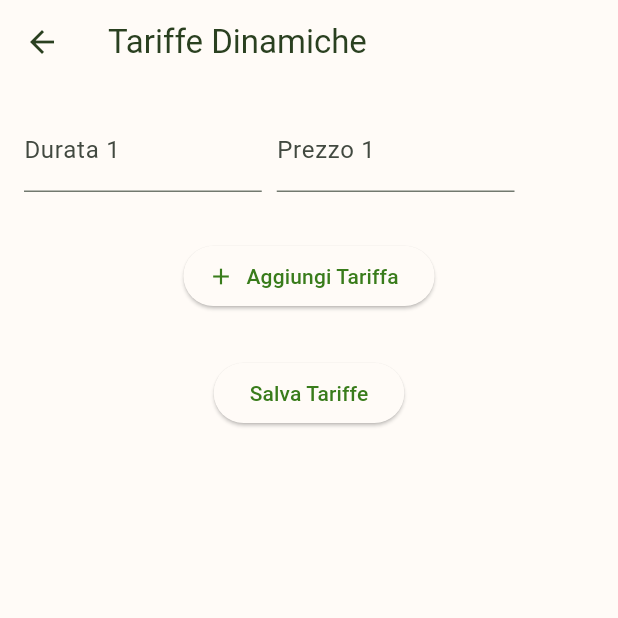
After one commit to denniseccher/tva, a Flutter app: the AddPricePage screen opened directly, on a phone screen of 412 x 824 dp, the top half of it. The commit adds this screen. Run offline on Flutter 3.47's test engine with Material 3 defaults, Android fonts, the phone set to English and light mode, and no system bars; drawn by our look-alikes of flutter_form_builder; our stand-ins replace bloc, cloud_firestore, equatable, file_picker, firebase_auth, firebase_core and 7 more; missing offline and left inert: duration_picker, excel, flutter_email_sender, gradient_icon, loomeive, sign_button; accounts and stored records are empty; network calls fail.

```diff
--- a/lib/api/classes/api.shift.class.dart
+++ b/lib/api/classes/api.shift.class.dart
@@ -1,17 +1,18 @@
 import 'package:json_annotation/json_annotation.dart';
+import 'package:miss_minutes/classes/option.class.dart';
 
 part 'api.shift.class.g.dart';
 
 @JsonSerializable()
 class ApiShift{
   final String id;
-  final String name;
+  final Option? option;
   final DateTime dtStart;
   final DateTime dtEnd;
   final double earning;
   final String? uid;
 
-  ApiShift(this.id, {required this.name, required this.dtStart, required this.dtEnd, required this.earning, required this.uid});
+  ApiShift(this.id, {required this.option, required this.dtStart, required this.dtEnd, required this.earning, required this.uid});
 
   factory ApiShift.fromJson(Map<String, dynamic> json) => _$ApiShiftFromJson(json);
   Map<String, dynamic> toJson() => _$ApiShiftToJson(this);
--- a/lib/api/services/api.shift.service.dart
+++ b/lib/api/services/api.shift.service.dart
@@ -25,6 +25,7 @@ class ApiShiftService{
   }
 
   void addShift(Shift newShift) {
+    print("Ok qui ho: ${newShift.toJson()}");
     _apiCollectionsUtility.shiftsRef.add(newShift.toJson());
   }
 
--- /dev/null
+++ b/lib/ui/add_price/add_price.page.dart
@@ -0,0 +1,186 @@
+import 'package:flutter/material.dart';
+import 'package:flutter_form_builder/flutter_form_builder.dart';
+import 'package:form_builder_validators/form_builder_validators.dart';
+import 'package:miss_minutes/ui/fields/durationpicker.field.dart';
+
+class AddPricePage extends StatefulWidget{
+  AddPricePage({super.key});
+
+  @override
+  State<AddPricePage> createState() => _AddPricePageState();
+}
+
+class _AddPricePageState extends State<AddPricePage> {
+  final _formKey = GlobalKey<FormBuilderState>();
+
+  // Lista per tenere traccia delle chiavi univoche delle righe presenti nel form.
+  // Usiamo timestamp o ID univoci per evitare problemi con gli indici quando si rimuovono elementi.
+  // Inizializziamo con una riga.
+  List<int> _tariffKeys = [DateTime.now().millisecondsSinceEpoch];
+
+  // Funzione per costruire una singola riga del form
+  Widget _buildTariffRow(int key, int index) {
+    return Padding(
+      padding: const EdgeInsets.only(bottom: 12.0),
+      child: Row(
+        crossAxisAlignment: CrossAxisAlignment.start, // Allinea i campi se l'errore li espande
+        children: [
+          Expanded(
+            flex: 2, // Più spazio per la durata
+            child: FormBuilderTextField(
+              // Nome univoco basato sulla chiave e sul tipo di campo
+              name: 'durata_$key',
+              decoration: InputDecoration(
+                labelText: 'Durata ${index + 1}', // Label user-friendly
+                hintText: 'Es. 30 (giorni)',
+              ),
+              keyboardType: TextInputType.number,
+              // Validazione: campo obbligatorio e numerico
+              validator: FormBuilderValidators.compose([
+                FormBuilderValidators.required(errorText: 'Obbligatorio'),
+                FormBuilderValidators.numeric(errorText: 'Inserire un numero'),
+                FormBuilderValidators.min(1, errorText: 'Deve essere > 0'),
+              ]),
+            ),
+          ),
+          const SizedBox(width: 10),
+          Expanded(
+            flex: 2, // Più spazio per il prezzo
+            child: FormBuilderTextField(
+              // Nome univoco
+              name: 'prezzo_$key',
+              decoration: InputDecoration(
+                labelText: 'Prezzo ${index + 1}',
+                hintText: 'Es. 9.99',
+                suffixText: '€', // Aggiunge il simbolo dell'euro
+              ),
+              keyboardType: const TextInputType.numberWithOptions(decimal: true),
+               // Validazione: obbligatorio e numerico (può essere decimale)
+              validator: FormBuilderValidators.compose([
+                FormBuilderValidators.required(errorText: 'Obbligatorio'),
+                FormBuilderValidators.numeric(errorText: 'Inserire un numero'),
+                FormBuilderValidators.min(0, errorText: 'Non può essere negativo'),
+              ]),
+              // Opzionale: trasforma il valore in double
+              valueTransformer: (text) => text == null || text.isEmpty
+                  ? null
+                  : double.tryParse(text.replaceFirst(',', '.')), // Gestisce la virgola
+            ),
+          ),
+          const SizedBox(width: 5),
+          // Pulsante per rimuovere la riga, visibile solo se c'è più di una riga
+          if (_tariffKeys.length > 1)
+            Padding(
+              padding: const EdgeInsets.only(top: 8.0), // Allinea verticalmente
+              child: IconButton(
+                icon: const Icon(Icons.delete, color: Colors.red),
+                tooltip: 'Rimuovi riga',
+                onPressed: () {
+                  // Rimuovi i campi associati a questa chiave dallo stato del form
+                  _formKey.currentState?.removeInternalFieldValue('durata_$key');
+                  _formKey.currentState?.removeInternalFieldValue('prezzo_$key');
+
+                  // Rimuovi la chiave dalla lista e aggiorna l'UI
+                  setState(() {
+                    _tariffKeys.remove(key);
+                  });
+                },
+              ),
+            )
+          else
+            // Spaziatore per mantenere l'allineamento quando c'è solo una riga
+            const SizedBox(width: 48), // Larghezza standard di IconButton
+        ],
+      ),
+    );
+  }
+
+  @override
+  Widget build(BuildContext context) {
+    return Scaffold(
+      appBar: AppBar(
+        title: const Text('Tariffe Dinamiche'),
+      ),
+      body: SingleChildScrollView( // Permette lo scroll se il form diventa lungo
+        child: Padding(
+          padding: const EdgeInsets.all(16.0),
+          child: Column(
+            children: [
+              FormBuilder(
+                key: _formKey,
+                // autovalidateMode: AutovalidateMode.onUserInteraction, // Valida mentre l'utente digita
+                child: Column(
+                  // Genera le righe basandosi sulle chiavi presenti in _tariffKeys
+                  children: _tariffKeys.map((key) {
+                     final index = _tariffKeys.indexOf(key); // Trova l'indice per il label
+                     return _buildTariffRow(key, index);
+                  }).toList(),
+                ),
+              ),
+              const SizedBox(height: 20),
+              // Pulsante per aggiungere una nuova riga
+              ElevatedButton.icon(
+                icon: const Icon(Icons.add),
+                label: const Text('Aggiungi Tariffa'),
+                onPressed: () {
+                  setState(() {
+                    // Aggiunge una nuova chiave univoca alla lista
+                    _tariffKeys.add(DateTime.now().millisecondsSinceEpoch);
+                  });
+                },
+              ),
+              const SizedBox(height: 30),
+              // Pulsante per salvare e validare il form
+              ElevatedButton(
+                child: const Text('Salva Tariffe'),
+                onPressed: () {
+                  // Prima valida il form
+                  if (_formKey.currentState?.saveAndValidate() ?? false) {
+                    // Se valido, recupera i dati
+                    final formData = _formKey.currentState!.value;
+                    final List<Map<String, dynamic>> tariffeList = [];
+
+                    // Itera sulle chiavi attuali per estrarre i dati correttamente
+                    for (final key in _tariffKeys) {
+                      final durata = formData['durata_$key'];
+                      final prezzo = formData['prezzo_$key']; // Già trasformato in double se valueTransformer è usato
+
+                       // Potresti voler fare ulteriori parsing o controlli qui
+                      if (durata != null && prezzo != null) {
+                           tariffeList.add({
+                             'durata': int.tryParse(durata) ?? 0, // Converte la durata in int
+                             'prezzo': prezzo // Già double o null
+                           });
+                      }
+                    }
+
+                    // Ora hai la lista `tariffeList` pronta per essere usata
+                    print('Dati del form validi:');
+                    print(tariffeList);
+
+                    // Mostra un feedback all'utente
+                    ScaffoldMessenger.of(context).showSnackBar(
+                      SnackBar(
+                        content: Text('Tariffe salvate: ${tariffeList.length} elementi.'),
+                        backgroundColor: Colors.green,
+                      ),
+                    );
+                  } else {
+                    // Se non valido, mostra un messaggio di errore
+                    print('Validazione fallita');
+                    ScaffoldMessenger.of(context).showSnackBar(
+                      const SnackBar(
+                        content: Text('Per favore, correggi gli errori nel form.'),
+                        backgroundColor: Colors.red,
+                      ),
+                    );
+                  }
+                },
+              ),
+            ],
+          ),
+        ),
+      ),
+    );
+  }
+}
--- a/lib/utilities/xcl.dart
+++ b/lib/utilities/xcl.dart
@@ -165,13 +165,13 @@ Future<void> populateAndSaveReport({
       // Shift's name here
       sheetObject.updateCell(
         excel.CellIndex.indexByString('D$currentRowNumber'),
-        excel.TextCellValue(shift.name.toSentenceCase()),
+        excel.TextCellValue(shift.option?.label?.toSentenceCase() ?? ''),
         cellStyle: baseStyle
       );
       // Shift's location here
       sheetObject.updateCell(
         excel.CellIndex.indexByString('E$currentRowNumber'),
-        excel.TextCellValue(shift.name == "clarina" ? "Clarina" : "M. Bianca"),
+        excel.TextCellValue(shift.option?.location ?? ''),
         cellStyle: baseStyle
       );
     }
```
Also changed, not shown: lib/classes/shift.class.dart (+4 -3 lines), lib/ui/add_shift/add_shift.page.dart (+8 -5 lines), lib/ui/fields/durationpicker.field.dart (+18 -14 lines), lib/ui/home/widgets/shifttile.widget.dart (+3 -4 lines), lib/ui/shared/appbar.widget.dart (+12 -36 lines), lib/utilities/functions.utility.dart (+6 -1 lines), lib/api/classes/api.shift.class.g.dart, lib/classes/shift.class.g.dart.
